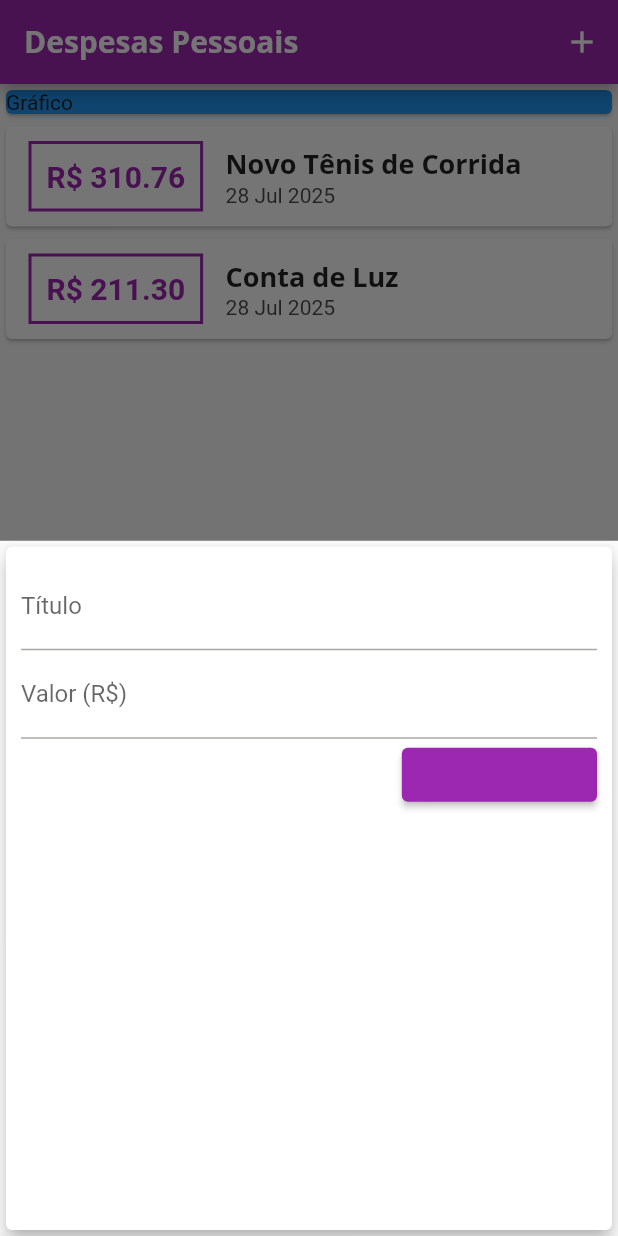
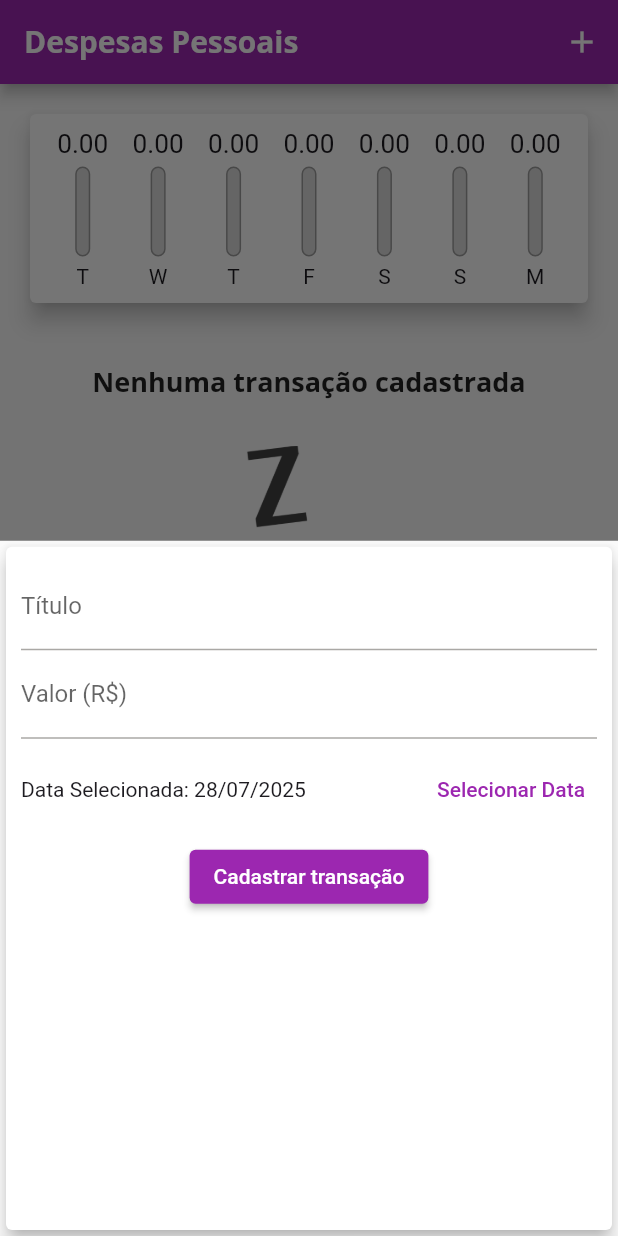
Before and after one commit to Dithan/expenses, a Flutter app: the screen it shows after launch, after a tap on the "add" icon, on a phone screen of 412 x 824 dp. Run offline on Flutter 3.47's test engine with Material 3 defaults, Android fonts, the phone set to English and light mode, and no system bars.

Commit message:
Feat: DatePiker e reformulação do design

```diff
--- /dev/null
+++ b/lib/components/chart.dart
@@ -0,0 +1,68 @@
+import 'package:expenses/components/chart_bar.dart';
+import 'package:expenses/models/transaction.dart';
+import 'package:flutter/material.dart';
+import 'package:intl/intl.dart';
+
+class Chart extends StatelessWidget {
+  final List<Transaction> recentTransaction;
+
+  const Chart({required this.recentTransaction, super.key});
+
+  List<Map<String, Object>> get groupedTransactions {
+    return List.generate(
+      7,
+      (index) {
+        final weekDay = DateTime.now().subtract(Duration(days: index));
+
+        double totalSum = 0.0;
+
+        for (var i = 0; i < recentTransaction.length; i++) {
+          bool sameDay = recentTransaction[i].date.day == weekDay.day;
+          bool sameMonth = recentTransaction[i].date.month == weekDay.month;
+          bool sameYear = recentTransaction[i].date.year == weekDay.year;
+
+          if (sameDay && sameMonth && sameYear) {
+            totalSum += recentTransaction[i].value;
+          }
+        }
+
+        return {
+          'day': DateFormat.E().format(weekDay)[0],
+          'value': totalSum,
+        };
+      },
+    ).reversed.toList();
+  }
+
+  double get _weekTotalValue {
+    return groupedTransactions.fold(0, (sum, tr) {
+      return sum + (double.tryParse(tr['value'].toString()) ?? 0.0);
+    });
+  }
+
+  @override
+  Widget build(BuildContext context) {
+    return Card(
+      elevation: 6,
+      margin: EdgeInsets.all(20),
+      child: Padding(
+        padding: const EdgeInsets.all(10.0),
+        child: Row(
+          mainAxisAlignment: MainAxisAlignment.spaceBetween,
+          children: groupedTransactions.map((tr) {
+            return Flexible(
+              fit: FlexFit.tight,
+              child: ChartBar(
+                label: tr['day'].toString(),
+                value: double.tryParse(tr['value'].toString()) ?? 0.0,
+                percentage: _weekTotalValue == 0
+                    ? 0
+                    : (tr['value'] as double) / _weekTotalValue,
+              ),
+            );
+          }).toList(),
+        ),
+      ),
+    );
+  }
+}
--- /dev/null
+++ b/lib/components/chart_bar.dart
@@ -0,0 +1,55 @@
+// ignore_for_file: public_member_api_docs, sort_constructors_first
+import 'package:flutter/material.dart';
+
+class ChartBar extends StatelessWidget {
+  final String label;
+  final double value;
+  final double percentage;
+
+  const ChartBar({
+    super.key,
+    required this.label,
+    required this.value,
+    required this.percentage,
+  });
+
+  @override
+  Widget build(BuildContext context) {
+    return Column(
+      children: [
+        SizedBox(
+          height: 20,
+          child: FittedBox(child: Text(value.toStringAsFixed(2))),
+        ),
+        SizedBox(height: 5),
+        SizedBox(
+          height: 60,
+          width: 10,
+          child: Stack(
+            alignment: Alignment.bottomCenter,
+            children: [
+              Container(
+                decoration: BoxDecoration(
+                  border: Border.all(color: Colors.grey, width: 1.0),
+                  color: Color.fromRGBO(220, 220, 220, 1),
+                  borderRadius: BorderRadius.circular(5),
+                ),
+              ),
+              FractionallySizedBox(
+                heightFactor: percentage,
+                child: Container(
+                  decoration: BoxDecoration(
+                    color: Theme.of(context).colorScheme.primary,
+                    borderRadius: BorderRadius.circular(5),
+                  ),
+                ),
+              ),
+            ],
+          ),
+        ),
+        SizedBox(height: 5),
+        Text(label),
+      ],
+    );
+  }
+}
--- a/lib/components/transaction_form.dart
+++ b/lib/components/transaction_form.dart
@@ -1,7 +1,8 @@
 import 'package:flutter/material.dart';
+import 'package:intl/intl.dart';
 
 class TransactionForm extends StatefulWidget {
-  final void Function(String, double) onSubmit;
+  final void Function(String, double, DateTime) onSubmit;
 
   const TransactionForm({super.key, required this.onSubmit});
 
@@ -10,20 +11,37 @@ class TransactionForm extends StatefulWidget {
 }
 
 class _TransactionFormState extends State<TransactionForm> {
-  final titleController = TextEditingController();
-
-  final valueController = TextEditingController();
+  final _titleController = TextEditingController();
+  final _valueController = TextEditingController();
+  DateTime _selectedDate = DateTime.now();
 
   _submitForm() {
     // Recebe o valor com ',' e transforma em '.'
-    final valor = valueController.text.replaceAll(',', '.');
+    final valor = _valueController.text.replaceAll(',', '.');
 
-    final title = titleController.text;
+    final title = _titleController.text;
     final value = double.tryParse(valor) ?? 0.0;
+    final dateTime = _selectedDate;
 
     if (title.isNotEmpty || value <= 0) {
-      widget.onSubmit(title, value);
+      widget.onSubmit(title, value, dateTime);
     }
+  }
+
+  _showDatePicker() {
+    showDatePicker(
+      context: context,
+      firstDate: DateTime(2019),
+      lastDate: DateTime.now(),
+    ).then((pickedtDate) {
+      if (pickedtDate == null) {
+        return;
+      }
+
+      setState(() {
+        _selectedDate = pickedtDate;
+      });
+    });
   }
 
   @override
@@ -35,27 +53,40 @@ class _TransactionFormState extends State<TransactionForm> {
         child: Column(
           children: [
             TextField(
-              controller: titleController,
+              controller: _titleController,
               decoration: InputDecoration(
                 labelText: 'Título',
               ),
             ),
             TextField(
-              controller: valueController,
+              controller: _valueController,
               keyboardType: TextInputType.numberWithOptions(decimal: true),
               onSubmitted: (_) => _submitForm(),
               decoration: InputDecoration(
                 labelText: 'Valor (R\$)',
               ),
             ),
+            Padding(
+              padding: const EdgeInsets.symmetric(vertical: 10, horizontal: 0),
+              child: Row(
+                mainAxisAlignment: MainAxisAlignment.spaceBetween,
+                children: [
+                  Text(
+                      'Data Selecionada: ${DateFormat('dd/MM/y').format(_selectedDate)}'),
+                  TextButton(
+                      onPressed: _showDatePicker,
+                      child: Text('Selecionar Data'))
+                ],
+              ),
+            ),
             Row(
-              mainAxisAlignment: MainAxisAlignment.end,
+              mainAxisAlignment: MainAxisAlignment.center,
               children: [
                 ElevatedButton(
                   onPressed: _submitForm,
                   child: Text(
-                    "Nova transação",
-                    style: TextStyle(color: Colors.purple),
+                    "Cadastrar transação",
+                    style: TextStyle(color: Colors.white),
                   ),
                 ),
               ],
--- a/lib/components/transaction_list.dart
+++ b/lib/components/transaction_list.dart
@@ -11,52 +11,55 @@ class TransactionList extends StatelessWidget {
   Widget build(BuildContext context) {
     return SizedBox(
       height: 300,
-      child: ListView.builder(
-        itemCount: transactions.length,
-        itemBuilder: (context, index) {
-          final tr = transactions[index];
-          return Card(
-            child: Row(
+      child: transactions.isEmpty
+          ? Column(
               children: [
-                Container(
-                  decoration: BoxDecoration(
-                    border: Border.all(
-                      color: Theme.of(context).colorScheme.primary,
-                      width: 2,
-                    ),
-                  ),
-                  padding: EdgeInsets.all(10),
-                  margin: EdgeInsets.symmetric(
-                    horizontal: 15,
-                    vertical: 10,
-                  ),
+                Padding(
+                  padding: const EdgeInsets.fromLTRB(10, 20, 10, 30),
                   child: Text(
-                    style: TextStyle(
-                      fontWeight: FontWeight.bold,
-                      fontSize: 20,
-                      color: Theme.of(context).colorScheme.primary,
-                    ),
-                    'R\$ ${tr.value.toStringAsFixed(2)}',
+                    "Nenhuma transação cadastrada",
+                    style: Theme.of(context).textTheme.titleLarge,
                   ),
                 ),
-                Column(
-                  crossAxisAlignment: CrossAxisAlignment.start,
-                  children: [
-                    Text(
+                SizedBox(
+                  height: 200,
+                  child: Image.asset(
+                    'assets/images/waiting.png',
+                    fit: BoxFit.cover,
+                  ),
+                )
+              ],
+            )
+          : ListView.builder(
+              itemCount: transactions.length,
+              itemBuilder: (context, index) {
+                final tr = transactions[index];
+                return Card(
+                  elevation: 3,
+                  margin: EdgeInsets.symmetric(vertical: 8, horizontal: 5),
+                  child: ListTile(
+                    leading: CircleAvatar(
+                      backgroundColor: Theme.of(context).colorScheme.primary,
+                      foregroundColor: Colors.white,
+                      radius: 30,
+                      child: Padding(
+                        padding: const EdgeInsets.all(6.0),
+                        child: FittedBox(
+                            child: Text(
+                          'R\$${tr.value}',
+                          style: TextStyle(fontWeight: FontWeight.w900),
+                        )),
+                      ),
+                    ),
+                    title: Text(
+                      tr.title,
                       style: Theme.of(context).textTheme.titleLarge,
-                      tr.title,
                     ),
-                    Text(
-                      style: TextStyle(color: const Color(0xDD2E2E2E)),
-                      DateFormat('d MMM y').format(tr.date),
-                    ),
-                  ],
-                ),
-              ],
+                    subtitle: Text(DateFormat('d MMM y').format(tr.date)),
+                  ),
+                );
+              },
             ),
-          );
-        },
-      ),
     );
   }
 }
--- a/lib/main.dart
+++ b/lib/main.dart
@@ -1,3 +1,4 @@
+import 'package:expenses/components/chart.dart';
 import 'package:expenses/components/transaction_form.dart';
 import 'package:expenses/models/transaction.dart';
 import 'dart:math';
@@ -51,27 +52,23 @@ class MyHomePage extends StatefulWidget {
 }
 
 class _MyHomePageState extends State<MyHomePage> {
-  final _transactions = [
-    Transaction(
-      id: 't1',
-      title: 'Novo Tênis de Corrida',
-      value: 310.76,
-      date: DateTime.now(),
-    ),
-    Transaction(
-      id: 't2',
-      title: 'Conta de Luz',
-      value: 211.30,
-      date: DateTime.now(),
-    ),
-  ];
+  final List<Transaction> _transactions = [];
 
-  _addTransaction(String title, double value) {
+  // Lista de transações dos últimos 7 dias
+  List<Transaction> get _recentTransactions {
+    return _transactions.where(
+      (tr) {
+        return tr.date.isAfter(DateTime.now().subtract(Duration(days: 7)));
+      },
+    ).toList();
+  }
+
+  _addTransaction(String title, double value, DateTime dateTime) {
     final newTransaction = Transaction(
       id: Random().nextDouble().toString(),
       title: title,
       value: value,
-      date: DateTime.now(),
+      date: dateTime,
     );
 
     setState(() {
@@ -109,12 +106,7 @@ class _MyHomePageState extends State<MyHomePage> {
           child: Column(
             crossAxisAlignment: CrossAxisAlignment.stretch,
             children: [
-              SizedBox(
-                child: Card(
-                  color: Colors.blue,
-                  child: Text("Gráfico"),
-                ),
-              ),
+              Chart(recentTransaction: _recentTransactions),
               TransactionList(transactions: _transactions),
             ],
           ),
--- a/pubspec.yaml
+++ b/pubspec.yaml
@@ -58,9 +58,8 @@ flutter:
   uses-material-design: true
 
   # To add assets to your application, add an assets section, like this:
-  # assets:
-  #   - images/a_dot_burr.jpeg
-  #   - images/a_dot_ham.jpeg
+  assets:
+    - assets/images/waiting.png
 
   # An image asset can refer to one or more resolution-specific "variants", see
   # https://flutter.dev/to/resolution-aware-images
```
Also changed, not shown: assets/images/waiting.png (added).
